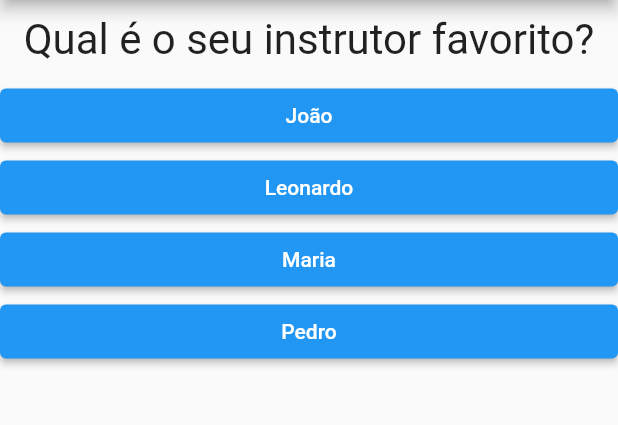
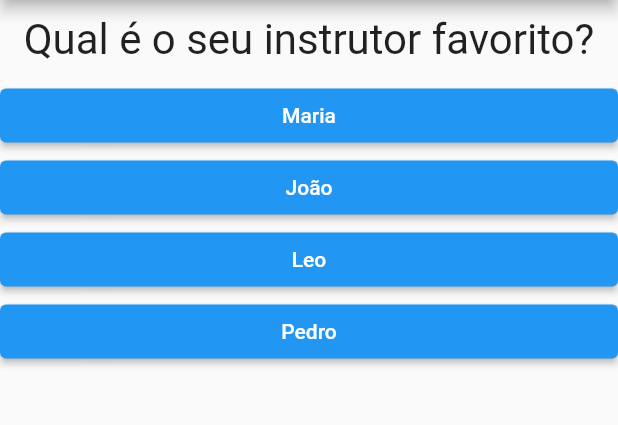
Before and after one commit to natanael-vieira/Flutter_perguntas, a Flutter app: the screen it shows after launch, after a tap on "Azul", after a tap on "Cachorro", on a phone screen of 412 x 824 dp, the part 84-509 px from its top. Run offline on Flutter 3.47's test engine with Material 2 defaults, Android fonts, the phone set to English and light mode, and no system bars.

Commit message:
Update main.dart

```diff
--- a/projeto_perguntas/lib/main.dart
+++ b/projeto_perguntas/lib/main.dart
@@ -2,59 +2,62 @@ import 'package:flutter/material.dart';
 import './questao.dart';
 import './respostas.dart';
 
-main() => runApp(PerguntaApp());
+void main() => runApp(const PerguntaApp());
 
 class _PerguntaAppState extends State<PerguntaApp> {
   var _perguntaSelecionada = 0;
+
+  final _perguntas = const [
+    {
+      'texto': 'Qual é a sua cor favorita?',
+      'respostas': ['Azul', 'Preto', 'Roxo', 'Amarelo'],
+    },
+    {
+      'texto': 'Qual é o seu animal favorito?',
+      'respostas': ['Gato', 'Cachorro', 'Hamster', 'Pato'],
+    },
+    {
+      'texto': 'Qual é o seu instrutor favorito?',
+      'respostas': ['Maria', 'João', 'Leo', 'Pedro'],
+    },
+  ];
 
   void _responder() {
     setState(() {
       _perguntaSelecionada++;
     });
+    print(_perguntaSelecionada);
+  }
 
-    print(_perguntaSelecionada);
+  bool get temPerguntaSelecionada {
+    return _perguntaSelecionada < _perguntas.length;
   }
 
   @override
   Widget build(BuildContext context) {
-    final List<Map<String, Object>> perguntas = [
-      {
-        'texto': 'Qual é a sua cor favorita?',
-        'respostas': ['Azul', 'Preto', 'Roxo', 'Laranja'],
-      },
-      {
-        'texto': 'Qual é o seu animal favorito?',
-        'respostas': ['Gato', 'Cachorro', 'Hamster', 'Pato']
-      },
-      {
-        'texto': 'Qual é o seu instrutor favorito?',
-        'respostas': ['João', 'Leonardo', 'Maria', 'Pedro'],
-      }
-    ];
-
-    List<Widget> respostas = [];
-
-    for (String textoResp in perguntas[_perguntaSelecionada]['respostas'] as List) {
-      respostas.add(Respostas(textoResp, _responder));
-    }
+    List<String> respostas = temPerguntaSelecionada
+    ? _perguntas[_perguntaSelecionada]['respostas'] as List<String>
+    : [];
 
     return MaterialApp(
       home: Scaffold(
         appBar: AppBar(
-          title: Text('Perguntas'),
+          title: const Text('Perguntas'),
         ),
-        body: Column(
+        body: temPerguntaSelecionada ? Column(
           children: [
-            Questao(perguntas[_perguntaSelecionada]['texto'] as String),
-            ...respostas,
+            Questao(_perguntas[_perguntaSelecionada]['texto'] as String),
+            ...respostas.map((t) => Respostas(t, _responder)).toList(),
           ],
-        ),
+        ) : null,
       ),
     );
   }
 }
 
 class PerguntaApp extends StatefulWidget {
+  const PerguntaApp({super.key});
+
   @override
   _PerguntaAppState createState() {
     return _PerguntaAppState();
```
